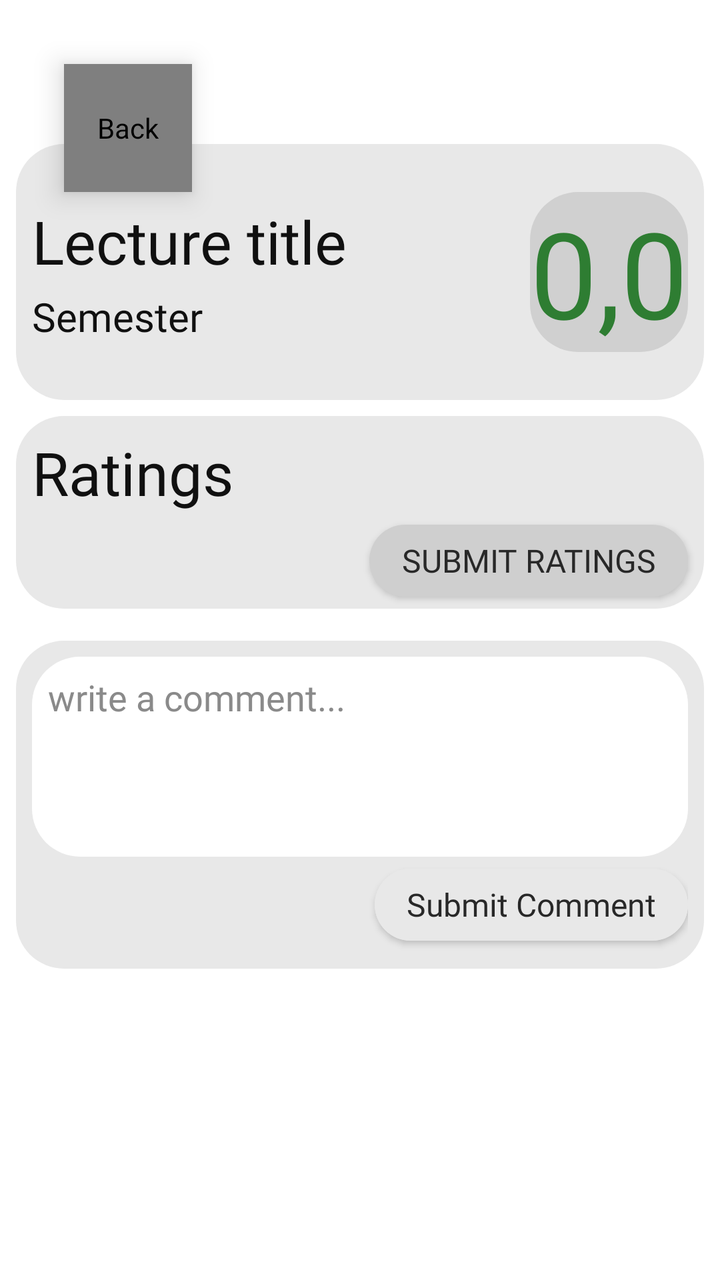
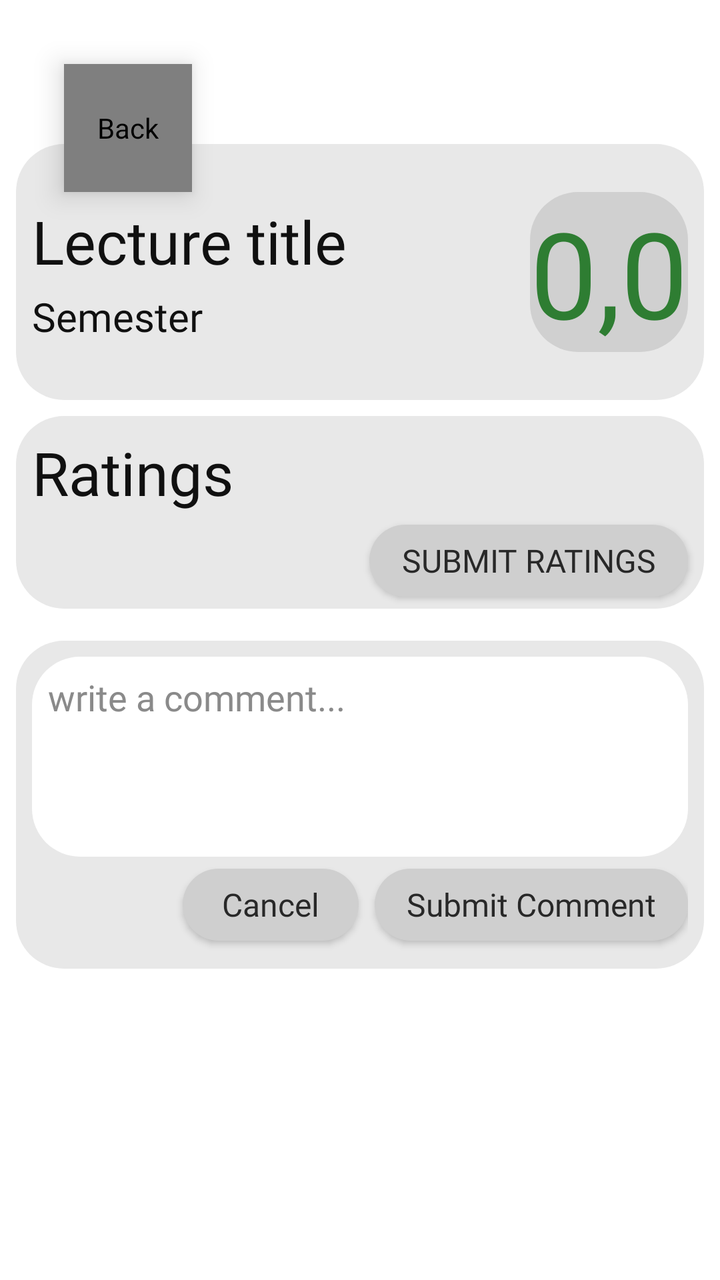

Compare the two renders of this Android layout. The source of the first and the diff that turns it into the second are given below.
<!-- AndroidManifest.xml: application theme Theme.RateMyProfessor -->
<!-- res/layout/fragment_offering_ratings.xml -->
<?xml version="1.0" encoding="utf-8"?>
<androidx.constraintlayout.widget.ConstraintLayout xmlns:android="http://schemas.android.com/apk/res/android"
    xmlns:tools="http://schemas.android.com/tools"
    android:layout_width="match_parent"
    android:layout_height="match_parent"
    xmlns:app="http://schemas.android.com/apk/res-auto"
    android:background="@color/surface">

    <androidx.constraintlayout.widget.ConstraintLayout
        android:id="@+id/header_background"
        android:layout_width="0dp"
        android:layout_height="wrap_content"
        android:layout_marginStart="8dp"
        android:layout_marginTop="72dp"
        android:layout_marginEnd="8dp"
        android:background="@drawable/rounded_box"
        app:layout_constraintEnd_toEndOf="parent"
        app:layout_constraintStart_toStartOf="parent"
        app:layout_constraintTop_toTopOf="parent">

        <LinearLayout
            android:id="@+id/lecture_details"
            android:layout_width="0dp"
            android:layout_height="wrap_content"
            android:layout_marginStart="8dp"
            android:layout_marginTop="24dp"
            android:layout_marginEnd="8dp"
            android:layout_marginBottom="24dp"
            android:orientation="vertical"
            app:layout_constraintBottom_toBottomOf="parent"
            app:layout_constraintEnd_toStartOf="@+id/average_lecture_rating"
            app:layout_constraintStart_toStartOf="parent"
            app:layout_constraintTop_toTopOf="parent">

            <TextView
                android:id="@+id/lecture_title"
                android:layout_width="match_parent"
                android:layout_height="wrap_content"
                android:fontFamily="@font/inter_bold"
                android:text="Lecture title"
                android:textColor="@color/text_primary"
                android:textSize="30sp" />

            <TextView
                android:id="@+id/term"
                android:layout_width="match_parent"
                android:layout_height="wrap_content"
                android:layout_marginTop="4dp"
                android:fontFamily="@font/inter_bold"
                android:text="Semester"
                android:textColor="@color/text_primary"
                android:textSize="20sp" />

        </LinearLayout>

        <TextView
            android:id="@+id/average_lecture_rating"
            android:layout_width="wrap_content"
            android:layout_height="wrap_content"
            android:layout_marginTop="24dp"
            android:layout_marginEnd="8dp"
            android:layout_marginBottom="24dp"
            android:background="@drawable/rounded_box_light"
            android:fontFamily="@font/inter_bold"
            android:gravity="center"
            android:text="0,0"
            android:textColor="@color/accent_positive"
            android:textSize="60sp"
            app:layout_constraintBottom_toBottomOf="parent"
            app:layout_constraintEnd_toEndOf="parent"
            app:layout_constraintTop_toTopOf="parent" />

    </androidx.constraintlayout.widget.ConstraintLayout>

    <com.example.liquidglass.LiquidGlassFab
        android:id="@+id/back_Button"
        android:layout_width="64dp"
        android:layout_height="64dp"
        android:layout_marginStart="32dp"
        android:layout_marginTop="32dp"
        android:contentDescription="@string/back"
        android:elevation="8dp"
        android:src="@drawable/go_back_icon"
        app:adaptiveTint="true"
        app:bevelWidth="8dp"
        app:cornerRadius="32dp"
        app:dispersionStrength="0.08"
        app:glassMaterial="regular"
        app:layout_constraintStart_toStartOf="parent"
        app:layout_constraintTop_toTopOf="parent"
        app:refractionHeight="28dp" />

    <androidx.core.widget.NestedScrollView
        android:layout_width="0dp"
        android:layout_height="0dp"
        android:layout_marginStart="8dp"
        android:layout_marginTop="8dp"
        android:layout_marginEnd="8dp"

        app:layout_constraintBottom_toBottomOf="parent"
        app:layout_constraintEnd_toEndOf="parent"
        app:layout_constraintStart_toStartOf="parent"
        app:layout_constraintTop_toBottomOf="@+id/header_background">


        <androidx.constraintlayout.widget.ConstraintLayout
            android:id="@+id/scrollView"
            android:layout_width="match_parent"
            android:layout_height="wrap_content">

            <androidx.constraintlayout.widget.ConstraintLayout
                android:id="@+id/ratingLayout"
                android:layout_width="match_parent"
                android:layout_height="wrap_content"
                android:background="@drawable/rounded_box"
                app:layout_constraintTop_toTopOf="parent">

                <TextView
                    android:id="@+id/ratings_text"
                    android:layout_width="wrap_content"
                    android:layout_height="wrap_content"
                    android:layout_marginStart="8dp"
                    android:layout_marginTop="8dp"
                    android:fontFamily="@font/inter_bold"
                    android:text="Ratings"
                    android:textColor="@color/text_primary"
                    android:textSize="30sp"
                    app:layout_constraintStart_toStartOf="parent"
                    app:layout_constraintTop_toTopOf="parent" />


                <androidx.recyclerview.widget.RecyclerView
                    android:id="@+id/ratingView"
                    android:layout_width="match_parent"
                    android:layout_height="wrap_content"
                    android:nestedScrollingEnabled="false"
                    app:layout_constraintTop_toBottomOf="@id/ratings_text" />

                <com.google.android.material.button.MaterialButton
                    android:id="@+id/submit_rating"
                    android:layout_width="wrap_content"
                    android:layout_height="wrap_content"
                    android:layout_marginEnd="8dp"
                    android:fontFamily="@font/inter_bold"
                    android:letterSpacing="0"
                    android:text="Submit Ratings"
                    android:textColor="#282828"
                    android:textSize="16sp"
                    android:typeface="normal"
                    app:backgroundTint="#CFCFCF"
                    app:cornerRadius="24dp"
                    app:layout_constraintEnd_toEndOf="parent"
                    app:layout_constraintTop_toBottomOf="@id/ratingView" />



            </androidx.constraintlayout.widget.ConstraintLayout>


            <androidx.constraintlayout.widget.ConstraintLayout
                android:id="@+id/comment_input"
                android:layout_width="0dp"
                android:layout_height="wrap_content"
                android:layout_marginTop="16dp"
                android:background="@drawable/rounded_box"
                android:padding="8dp"
                app:layout_constraintEnd_toEndOf="parent"
                app:layout_constraintStart_toStartOf="parent"
                app:layout_constraintTop_toBottomOf="@id/ratingLayout">

                <EditText
                    android:id="@+id/input_comment"
                    android:layout_width="0dp"
                    android:layout_height="100dp"
                    android:background="@drawable/rounded_box_dark"
                    android:fontFamily="@font/inter_bold"
                    android:gravity="top|start"
                    android:hint="write a comment..."
                    android:paddingStart="8dp"
                    android:paddingTop="8dp"
                    android:paddingEnd="8dp"
                    android:textColorHint="@color/text_hint"
                    app:layout_constraintEnd_toEndOf="parent"
                    app:layout_constraintStart_toStartOf="parent"
                    app:layout_constraintTop_toTopOf="parent">


                </EditText>

                <com.google.android.material.button.MaterialButton
                    android:id="@+id/submit_comment"
                    android:layout_width="wrap_content"
                    android:layout_height="wrap_content"
                    android:backgroundTint="@color/surface_container"
                    android:textAllCaps="false"
                    android:fontFamily="@font/inter_bold"
                    android:letterSpacing="0"
                    android:text="Submit Comment"
                    android:textColor="#282828"
                    android:textSize="16sp"
                    android:typeface="normal"
                    app:backgroundTint="#CFCFCF"
                    app:cornerRadius="24dp"
                    app:layout_constraintEnd_toEndOf="parent"
                    app:layout_constraintTop_toBottomOf="@id/input_comment" />


            </androidx.constraintlayout.widget.ConstraintLayout>

            <androidx.recyclerview.widget.RecyclerView
                android:id="@+id/comment_list"
                android:layout_width="match_parent"
                android:layout_height="match_parent"
                android:layout_marginBottom="100dp"
                android:nestedScrollingEnabled="false"
                app:layout_constraintBottom_toBottomOf="parent"
                app:layout_constraintEnd_toEndOf="parent"
                app:layout_constraintStart_toStartOf="parent"
                app:layout_constraintTop_toBottomOf="@+id/comment_input" />


        </androidx.constraintlayout.widget.ConstraintLayout>


    </androidx.core.widget.NestedScrollView>


</androidx.constraintlayout.widget.ConstraintLayout>
<!-- resources referenced by this layout -->
<resources>
  <color name="accent_positive">#FF2E7D32</color>
  <color name="surface">#FFFFFFFF</color>
  <color name="surface_container">#FFE8E8E8</color>
  <color name="text_hint">#FF8A8A8A</color>
  <color name="text_primary">#FF101010</color>
  <!-- drawable go_back_icon (drawable) -->
  <vector xmlns:android="http://schemas.android.com/apk/res/android"
      android:width="18dp"
      android:height="33.6dp"
      android:viewportWidth="15"
      android:viewportHeight="28">
    <path
        android:pathData="M12.896,1.25L1.982,12.164C1.006,13.14 1.006,14.723 1.982,15.7L12.896,26.614"
        android:strokeWidth="2.5"
        android:fillColor="#00000000"
        android:strokeColor="@color/icon_tint"
        android:strokeLineCap="round" />
  </vector>
  <!-- drawable rounded_box (drawable) -->
  <shape xmlns:android="http://schemas.android.com/apk/res/android">
  
      <solid android:color="@color/surface_container"/>
  
      <corners android:radius="24dp"/>
  
  </shape>
  <!-- drawable rounded_box_dark (drawable) -->
  <shape xmlns:android="http://schemas.android.com/apk/res/android">
  
      <solid android:color="@color/surface"/>
  
      <corners android:radius="24dp"/>
  
  </shape>
  <!-- drawable rounded_box_light (drawable) -->
  <?xml version="1.0" encoding="utf-8"?>
  <shape xmlns:android="http://schemas.android.com/apk/res/android">
  
      <solid android:color="@color/surface_container_high"/>
  
      <corners android:radius="24dp"/>
  
  </shape>
  <string name="back">Back</string>
  <style name="Theme.RateMyProfessor" parent="Theme.MaterialComponents.DayNight.NoActionBar">
          
          <item name="colorPrimary">@color/text_primary</item>
          <item name="colorPrimaryVariant">@color/text_primary</item>
          <item name="colorOnPrimary">@color/text_on_inverse</item>
          <item name="colorSecondary">@color/text_primary</item>
          <item name="colorSecondaryVariant">@color/text_primary</item>
          <item name="colorOnSecondary">@color/text_on_inverse</item>
  
          
          <item name="android:windowBackground">@color/surface</item>
          <item name="colorSurface">@color/surface_container</item>
          <item name="colorOnSurface">@color/text_primary</item>
          <item name="colorError">@color/danger</item>
          <item name="colorOnError">@color/text_on_inverse</item>
  
          <item name="android:textColorPrimary">@color/text_primary</item>
          <item name="android:textColorSecondary">@color/text_muted</item>
          <item name="android:textColorHint">@color/text_hint</item>
  
          
          <item name="android:statusBarColor">@android:color/transparent</item>
          <item name="android:navigationBarColor">@android:color/transparent</item>
      </style>
  <color name="icon_tint">#FF101010</color>
  <color name="surface_container_high">#FFD0D0D0</color>
  <color name="text_on_inverse">#FFFFFFFF</color>
  <color name="danger">#FFB3261E</color>
  <color name="text_muted">#FF5F5D5D</color>
</resources>

<!-- the commit's change to res/layout/fragment_offering_ratings.xml (unified diff, before → after) -->
@@ -191,7 +191,6 @@
                     android:id="@+id/submit_comment"
                     android:layout_width="wrap_content"
                     android:layout_height="wrap_content"
-                    android:backgroundTint="@color/surface_container"
                     android:textAllCaps="false"
                     android:fontFamily="@font/inter_bold"
                     android:letterSpacing="0"
@@ -204,6 +203,24 @@
                     app:layout_constraintEnd_toEndOf="parent"
                     app:layout_constraintTop_toBottomOf="@id/input_comment" />
 
+                <com.google.android.material.button.MaterialButton
+                    android:id="@+id/cancel_comment"
+                    android:layout_width="wrap_content"
+                    android:layout_height="wrap_content"
+                    android:layout_marginEnd="8dp"
+                    android:fontFamily="@font/inter_bold"
+                    android:letterSpacing="0"
+                    android:text="Cancel"
+                    android:textAllCaps="false"
+                    android:textColor="#282828"
+                    android:textSize="16sp"
+                    android:typeface="normal"
+                    app:backgroundTint="#CFCFCF"
+                    app:cornerRadius="24dp"
+                    app:layout_constraintBottom_toBottomOf="@id/submit_comment"
+                    app:layout_constraintEnd_toStartOf="@id/submit_comment"
+                    app:layout_constraintTop_toTopOf="@id/submit_comment" />
+
 
             </androidx.constraintlayout.widget.ConstraintLayout>
 
